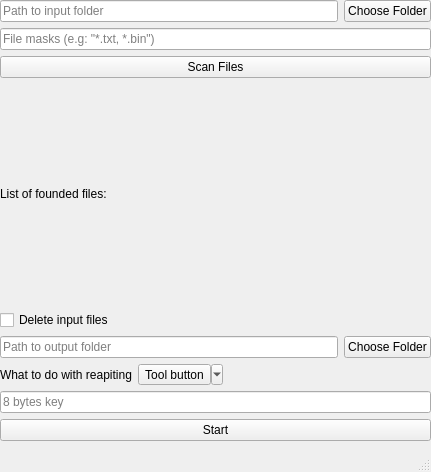
Krikozyabra/ColibriTest, file mainwindow.ui: the form before one commit.
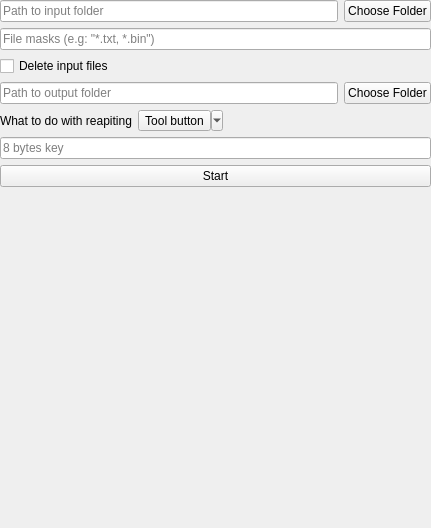
The form after the commit.

Patch:
```diff
--- a/mainwindow.ui
+++ b/mainwindow.ui
@@ -7,7 +7,7 @@
     <x>0</x>
     <y>0</y>
     <width>431</width>
-    <height>472</height>
+    <height>528</height>
    </rect>
   </property>
   <property name="sizePolicy">
@@ -26,7 +26,7 @@
       <x>0</x>
       <y>0</y>
       <width>431</width>
-      <height>441</height>
+      <height>521</height>
      </rect>
     </property>
     <layout class="QVBoxLayout" name="verticalLayout_2">
@@ -55,20 +55,6 @@
        </property>
       </widget>
      </item>
-     <item>
-      <widget class="QPushButton" name="scanButton">
-       <property name="text">
-        <string>Scan Files</string>
-       </property>
-      </widget>
-     </item>
-     <item>
-      <widget class="QLabel" name="fileList">
-       <property name="text">
-        <string>List of founded files: </string>
-       </property>
-      </widget>
-     </item>
      <item>
       <widget class="QCheckBox" name="deleteInputCheck">
        <property name="text">
@@ -160,10 +146,19 @@
        </property>
       </widget>
      </item>
+     <item>
+      <widget class="QLabel" name="infoLabel">
+       <property name="text">
+        <string/>
+       </property>
+      </widget>
+     </item>
+     <item>
+      <layout class="QVBoxLayout" name="filesList"/>
+     </item>
     </layout>
    </widget>
   </widget>
-  <widget class="QStatusBar" name="statusbar"/>
  </widget>
  <resources/>
  <connections/>
```
